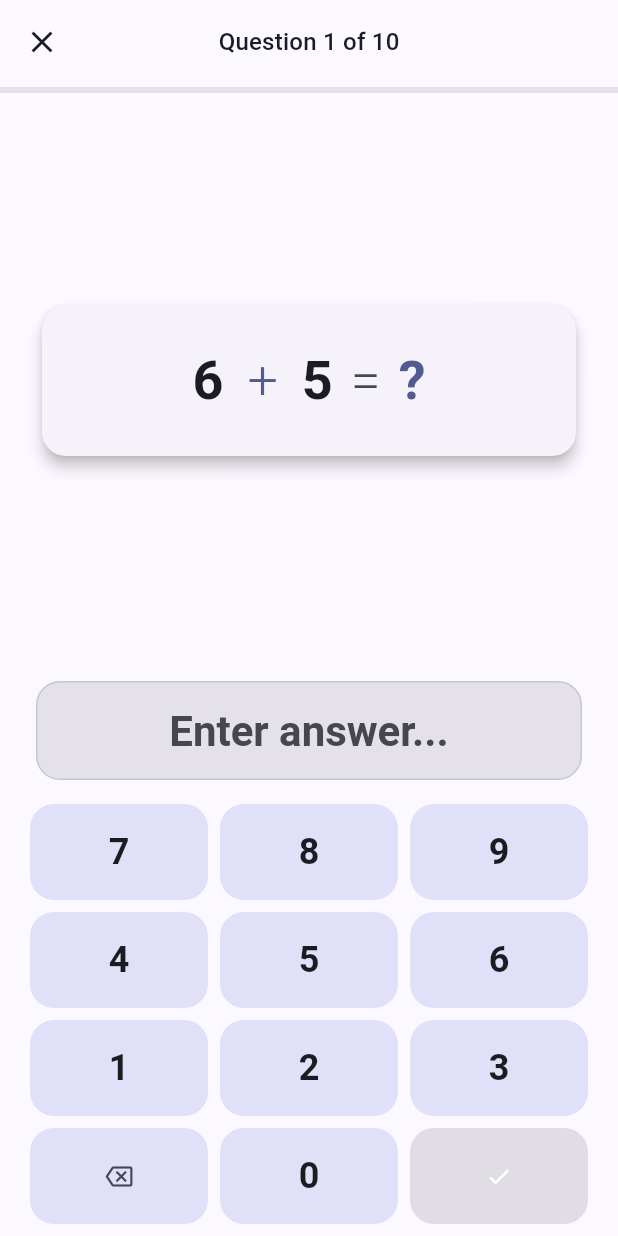
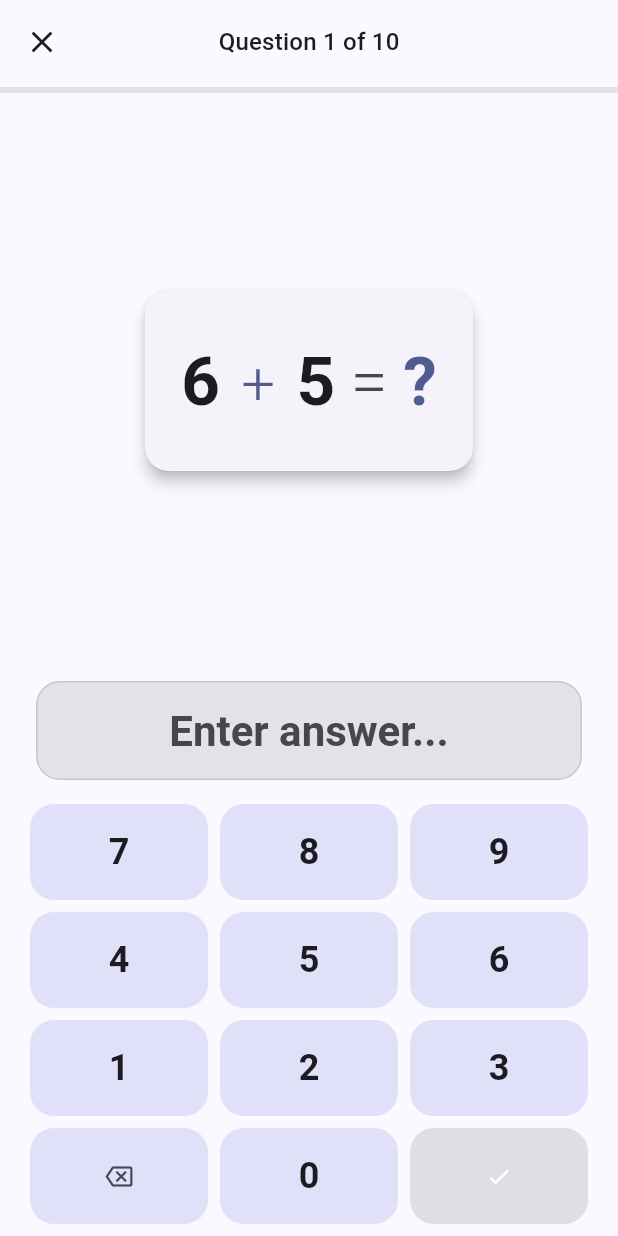
Before and after one commit to AnupZN/MentalMath, a Flutter app: the PracticeSessionScreen screen opened by its route, on a phone screen of 412 x 824 dp. Run offline on Flutter 3.47's test engine with Material 3 defaults, Android fonts, the phone set to English and light mode, and no system bars; our stand-ins replace flutter_riverpod, go_router, shared_preferences; accounts and stored records are empty.

Commit message:
feat(mobile): make QuestionCard adaptive for compact screens and set Android app title

```diff
--- a/lib/widgets/question_card.dart
+++ b/lib/widgets/question_card.dart
@@ -1,7 +1,8 @@
 import 'package:flutter/material.dart';
 import '../models/question.dart';
 
-/// Displays a math question prominently with large typography.
+/// Displays a math question prominently with large, adaptive typography.
+/// Scales down automatically on narrow phone screens.
 class QuestionCard extends StatelessWidget {
   final Question question;
   final bool showAnswer;
@@ -16,48 +17,52 @@ class QuestionCard extends StatelessWidget {
   Widget build(BuildContext context) {
     final theme = Theme.of(context);
     final colorScheme = theme.colorScheme;
+    final screenWidth = MediaQuery.sizeOf(context).width;
+
+    // Adaptive font size: smaller on compact phones
+    final double fontSize = screenWidth < 360 ? 36 : 45;
+    final double operatorFontSize = screenWidth < 360 ? 32 : 40;
+    final double hPadding = screenWidth < 360 ? 16.0 : 24.0;
+    final double vPadding = screenWidth < 400 ? 20.0 : 28.0;
+
+    final baseStyle = TextStyle(
+      fontSize: fontSize,
+      fontWeight: FontWeight.bold,
+      color: colorScheme.onSurface,
+    );
 
     return Card(
       elevation: 4,
       child: Padding(
-        padding: const EdgeInsets.symmetric(horizontal: 32, vertical: 28),
+        padding: EdgeInsets.symmetric(horizontal: hPadding, vertical: vPadding),
         child: Column(
           mainAxisSize: MainAxisSize.min,
           children: [
-            Row(
+            FittedBox(
+              fit: BoxFit.scaleDown,
+              child: Row(
                 mainAxisAlignment: MainAxisAlignment.center,
                 crossAxisAlignment: CrossAxisAlignment.baseline,
                 textBaseline: TextBaseline.alphabetic,
                 children: [
-                Text(
-                  '${question.operand1}',
-                  style: theme.textTheme.displaySmall?.copyWith(
-                    fontWeight: FontWeight.bold,
-                    color: colorScheme.onSurface,
-                  ),
-                ),
+                  Text('${question.operand1}', style: baseStyle),
                   Padding(
-                  padding: const EdgeInsets.symmetric(horizontal: 16),
+                    padding: const EdgeInsets.symmetric(horizontal: 14),
                     child: Text(
                       question.operatorSymbol,
-                    style: theme.textTheme.displaySmall?.copyWith(
+                      style: baseStyle.copyWith(
+                        fontSize: operatorFontSize,
                         fontWeight: FontWeight.w300,
                         color: colorScheme.primary,
                       ),
                     ),
                   ),
-                Text(
-                  '${question.operand2}',
-                  style: theme.textTheme.displaySmall?.copyWith(
-                    fontWeight: FontWeight.bold,
-                    color: colorScheme.onSurface,
-                  ),
-                ),
+                  Text('${question.operand2}', style: baseStyle),
                   Padding(
-                  padding: const EdgeInsets.symmetric(horizontal: 12),
+                    padding: const EdgeInsets.symmetric(horizontal: 10),
                     child: Text(
                       '=',
-                    style: theme.textTheme.displaySmall?.copyWith(
+                      style: baseStyle.copyWith(
                         fontWeight: FontWeight.w300,
                         color: colorScheme.onSurfaceVariant,
                       ),
@@ -65,12 +70,14 @@ class QuestionCard extends StatelessWidget {
                   ),
                   Text(
                     showAnswer ? '${question.correctAnswer}' : '?',
-                  style: theme.textTheme.displaySmall?.copyWith(
-                    fontWeight: FontWeight.bold,
-                    color: showAnswer ? Colors.green.shade600 : colorScheme.primary,
+                    style: baseStyle.copyWith(
+                      color: showAnswer
+                          ? Colors.green.shade600
+                          : colorScheme.primary,
                     ),
                   ),
                 ],
+              ),
             ),
           ],
         ),
```
Also changed, not shown: 1 other file. Lines whose indentation alone changed are shown as unchanged.
